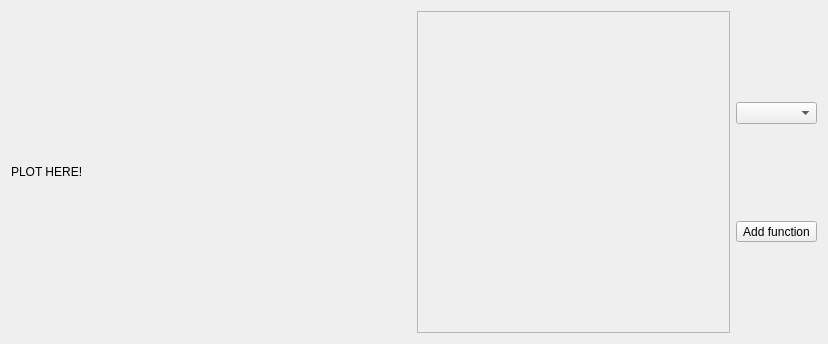
Above: subProj/SubSpectrumEditor/spectrumeditorcustom.ui from DawidMaciazek/Polichromator before the change. Below: the same form after it.
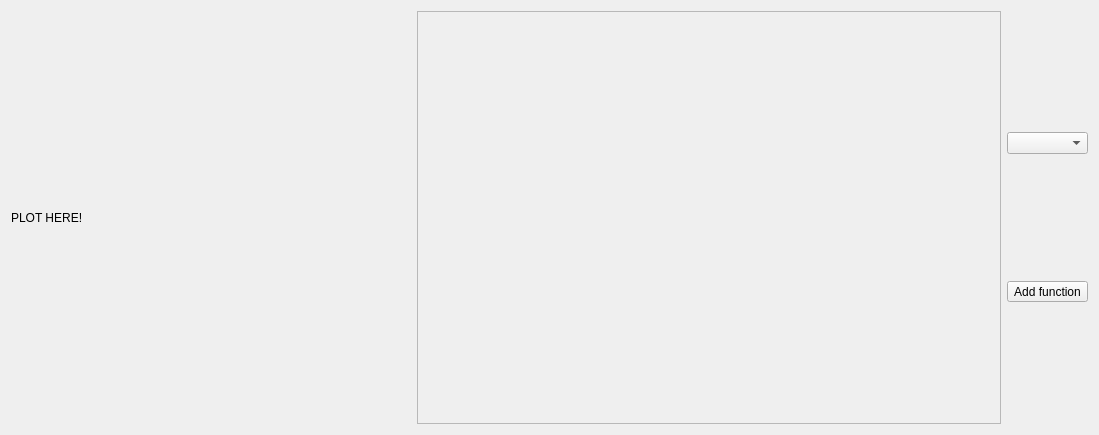
That is the form after the change.

```diff
--- a/subProj/SubSpectrumEditor/spectrumeditorcustom.ui
+++ b/subProj/SubSpectrumEditor/spectrumeditorcustom.ui
@@ -6,8 +6,8 @@
    <rect>
     <x>0</x>
     <y>0</y>
-    <width>828</width>
-    <height>344</height>
+    <width>1099</width>
+    <height>435</height>
    </rect>
   </property>
   <property name="windowTitle">
@@ -57,8 +57,8 @@
        <rect>
         <x>0</x>
         <y>0</y>
-        <width>301</width>
-        <height>324</height>
+        <width>572</width>
+        <height>415</height>
        </rect>
       </property>
       <layout class="QGridLayout" name="gridLayout_2">
```
